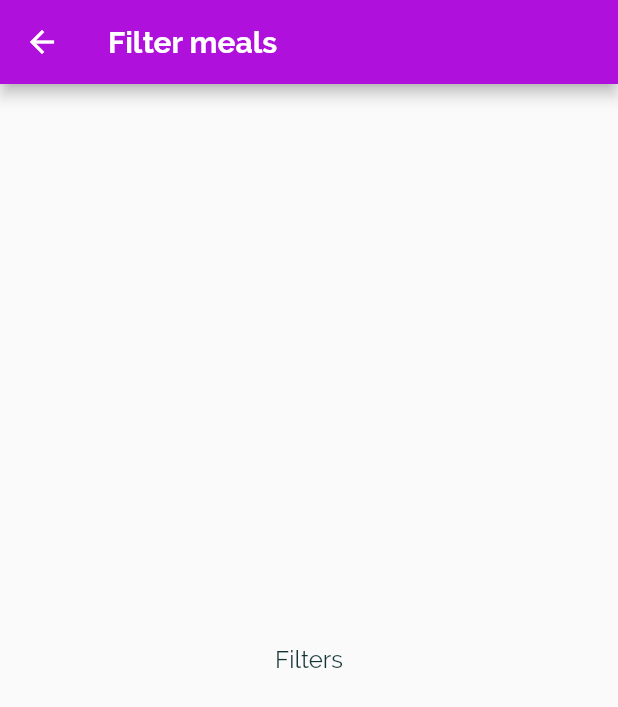
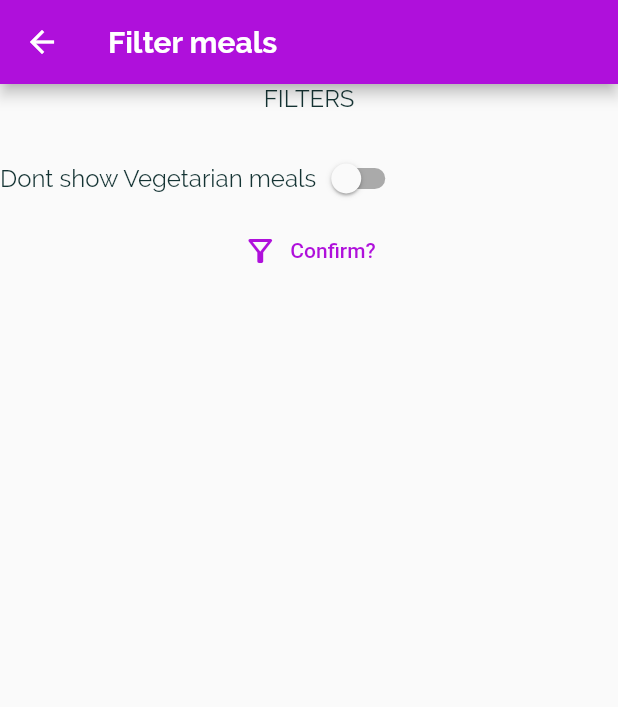
Before and after one commit to burdalgin/Meals_app, a Flutter app: the FiltersScreen screen opened by its route, on a phone screen of 412 x 824 dp. Shown: the top 707 px of the screen. Run offline on Flutter 3.47's test engine with Material 2 defaults, Android fonts, the phone set to English and light mode, and no system bars.

Commit message:
Filters slef  attemp

```diff
--- a/project/lib/screens/filters-screen.dart
+++ b/project/lib/screens/filters-screen.dart
@@ -1,20 +1,51 @@
-import 'package:flutter/cupertino.dart';
 import 'package:flutter/material.dart';
-import 'package:flutter/src/widgets/container.dart';
-import 'package:flutter/src/widgets/framework.dart';
-import '../widgets/main_drawer.dart';
 
-class FiltersScreen extends StatelessWidget {
+class FiltersScreen extends StatefulWidget {
   static const routeName = '/filters-screen';
 
+  @override
+  State<FiltersScreen> createState() => _FiltersScreenState();
+}
+
+bool _showVegetarian =
+    false; //для switch не нужно обьявлять переменную в Build если нужна возможность переключать
+
+class _FiltersScreenState extends State<FiltersScreen> {
   @override
   Widget build(BuildContext context) {
     return Scaffold(
       appBar: AppBar(
         title: Text('Filter meals'),
       ),
-      body: Center(child: Text('Filters')),
-      //drawer: MainDrawer(),
+      body: Column(
+        children: <Widget>[
+          Center(
+            child: Text('FILTERS'),
+          ),
+          SizedBox(
+            height: 20,
+          ),
+          Row(
+            children: <Widget>[
+              Text('Dont show Vegetarian meals'),
+              Switch(
+                  value: _showVegetarian,
+                  onChanged: (value) {
+                    setState(() {
+                      _showVegetarian = value;
+                    });
+                  }),
+            ],
+          ),
+          TextButton.icon(
+            onPressed: () {
+              Navigator.of(context).pop(_showVegetarian);
+            },
+            icon: Icon(Icons.filter_alt_outlined),
+            label: Text('Confirm?'),
+          ),
+        ],
+      ),
     );
   }
 }
--- a/project/lib/screens/meal_desctription_screen.dart
+++ b/project/lib/screens/meal_desctription_screen.dart
@@ -128,8 +128,8 @@ class MealDescriptionScreen extends StatelessWidget {
       ),
       floatingActionButton: FloatingActionButton(
         child: Icon(Icons.delete),
-        onPressed: () => Navigator.of(context)
-            .pop(mealId) //pop() удаляет экран на первом уровне стека экранов
+        onPressed: () => Navigator.of(context).pop(
+            mealId) //pop() удаляет экран на первом уровне стека экранов и передает значение mealId
         ,
       ),
     );
--- a/project/lib/widgets/main_drawer.dart
+++ b/project/lib/widgets/main_drawer.dart
@@ -45,7 +45,7 @@ class MainDrawer extends StatelessWidget {
             Navigator.of(context).pushReplacementNamed('/');
           }),
           buildListTile('Filter meals', Icons.filter_vintage_rounded, () {
-            Navigator.of(context).pushReplacementNamed(FiltersScreen
+            Navigator.of(context).pushNamed(FiltersScreen
                 .routeName); //если зашел с главного на Filters свайп назад сворачивает приложение
           }),
         ],
```
Also changed, not shown: project/lib/screens/meals_of_catergory_screen.dart (+9 -5 lines), project/lib/widgets/meal_item.dart (+9 -7 lines).
